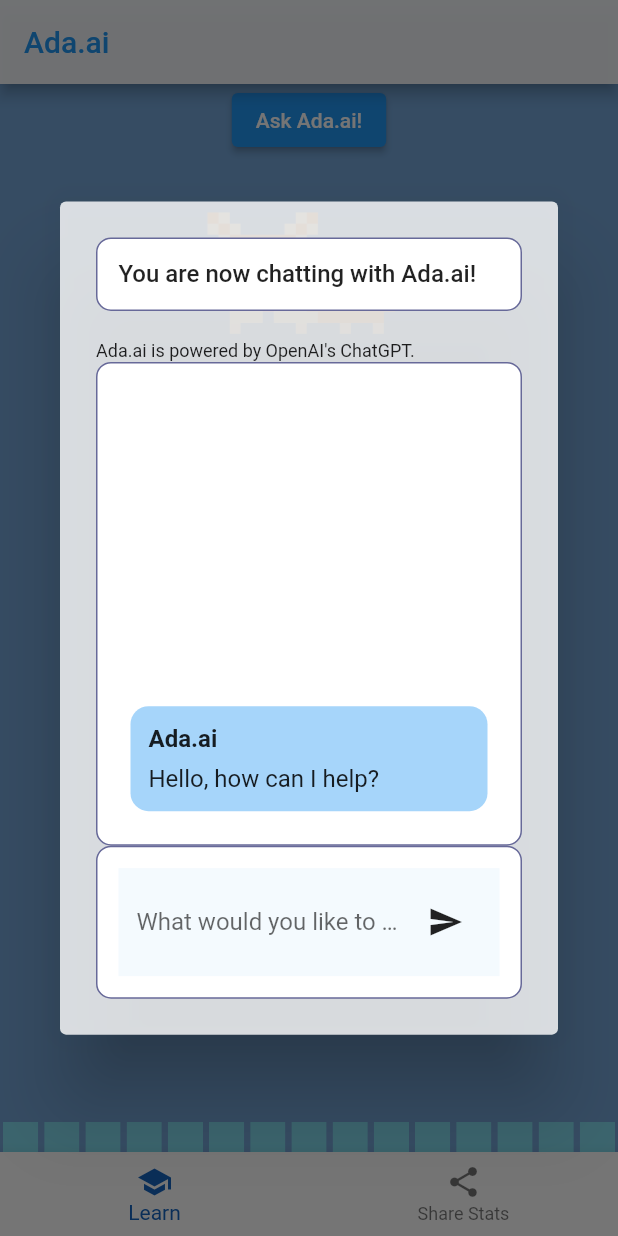
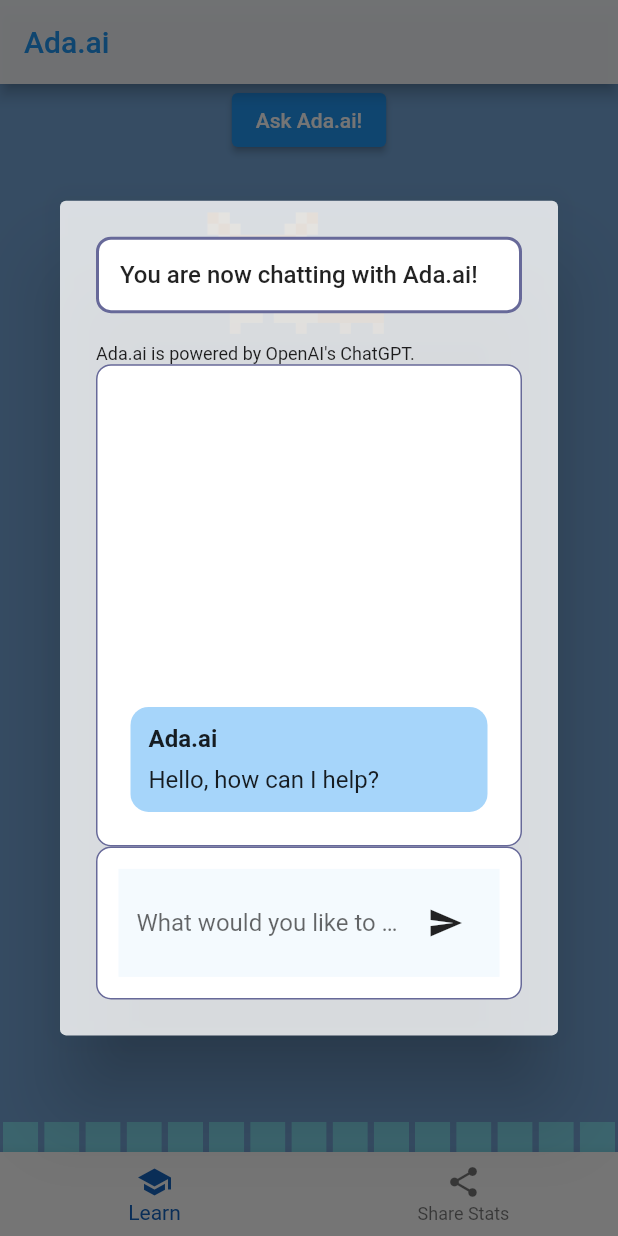
Before and after one commit to jma02/ada.ai, a Flutter app: the screen it shows after launch, after a tap on "Ask Ada.ai!", on a phone screen of 412 x 824 dp. Run offline on Flutter 3.47's test engine with Material 2 defaults, Android fonts, the phone set to English and light mode, and no system bars; drawn by our look-alikes of animated_background, step_progress_indicator; our stand-ins replace envied; missing offline and left inert: dart_openai.

Commit message:
fix: adjust padding and width to prevent overflowX

```diff
--- a/lib/widgets/message_composer.dart
+++ b/lib/widgets/message_composer.dart
@@ -26,7 +26,7 @@
                       controller: _messageController,
                       onSubmitted: onSubmitted,
                       decoration: const InputDecoration(
-                        hintText: 'What would you like to ask Ada.ai?',
+                        hintText: 'What would you like to ask',
                         border: InputBorder.none,
                       ),
                     )
@@ -39,8 +39,8 @@
                           child: CircularProgressIndicator(),
                         ),
                         Padding(
-                          padding: EdgeInsets.all(16),
-                          child: Text('Fetching response...'),
+                          padding: EdgeInsets.all(12),
+                          child: Text('Fetching ... 🐕 '),
                         ),
                       ],
                     ),
--- a/lib/widgets/prompt.dart
+++ b/lib/widgets/prompt.dart
@@ -49,7 +49,7 @@
             borderRadius: BorderRadius.circular(10),
             border: Border.all(
               color: const Color.fromARGB(255, 103, 105, 153),
-              width: 1,
+              width: 2,
             ),
             color: Color.fromARGB(255, 255, 255, 255)),
         child: const Text(
@@ -66,7 +66,7 @@
             'Ada.ai is powered by OpenAI\'s ChatGPT.',
             textScaleFactor: .75,
           ),
-          Expanded(
+          Flexible(
             child: Container(
               padding: const EdgeInsets.all(14.0),
               decoration: BoxDecoration(
```
Also changed, not shown: 2 other files.
